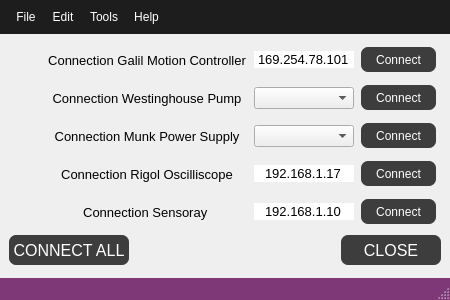
dmherrington/ECM-Control-System, file src/ECM_gui/misc_dialogs/window_device_connections.ui: the form before one commit.
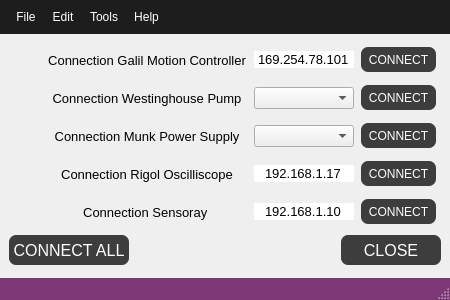
The form after the commit. Custom widgets are drawn as their Qt base class.

Commit message:
Rigol Connection Corrections
This commit corrects some of the communications setup and the rigol connect/disconnect functionality.

What changed in the file:
```diff
--- a/src/ECM_gui/misc_dialogs/window_device_connections.ui
+++ b/src/ECM_gui/misc_dialogs/window_device_connections.ui
@@ -255,7 +255,7 @@
          </size>
         </property>
         <property name="text">
-         <string>Connect</string>
+         <string>CONNECT</string>
         </property>
        </widget>
       </item>
@@ -355,7 +355,7 @@
          </size>
         </property>
         <property name="text">
-         <string>Connect</string>
+         <string>CONNECT</string>
         </property>
        </widget>
       </item>
@@ -455,7 +455,7 @@
          </size>
         </property>
         <property name="text">
-         <string>Connect</string>
+         <string>CONNECT</string>
         </property>
        </widget>
       </item>
@@ -566,7 +566,7 @@
          </size>
         </property>
         <property name="text">
-         <string>Connect</string>
+         <string>CONNECT</string>
         </property>
        </widget>
       </item>
@@ -677,7 +677,7 @@
          </size>
         </property>
         <property name="text">
-         <string>Connect</string>
+         <string>CONNECT</string>
         </property>
         <property name="flat">
          <bool>false</bool>
```
The commit also changes 10 other files.
